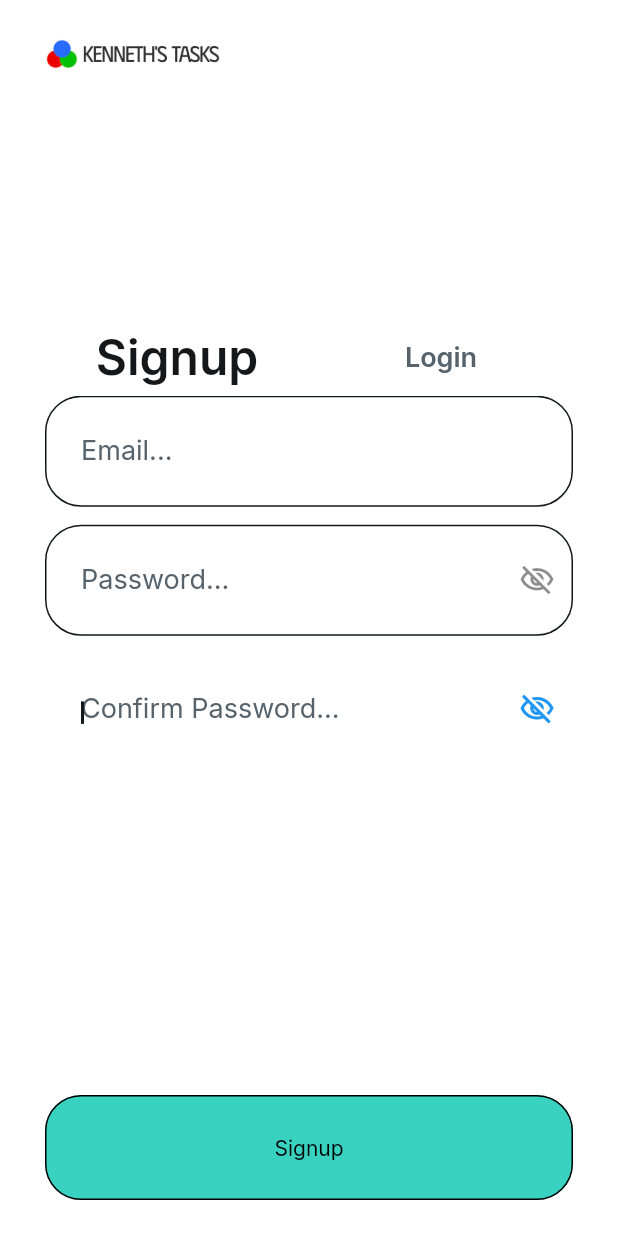
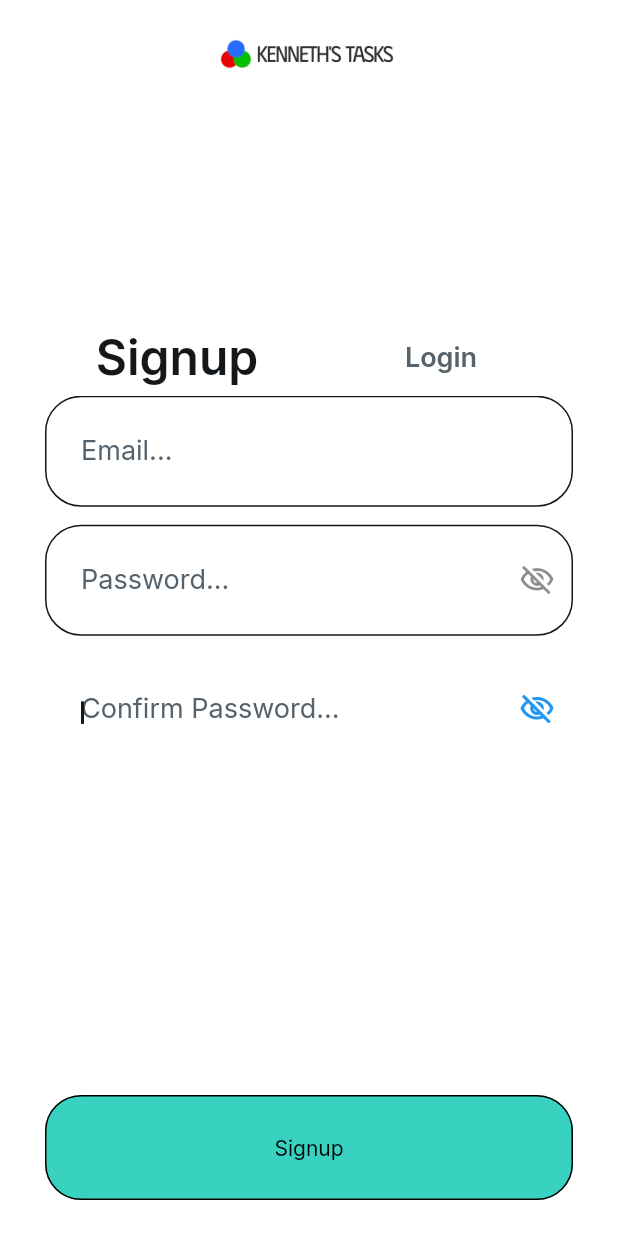
Before and after one commit to kennethavendano/TodoApp-FlutterFlow, a Flutter app: the screen it shows after launch, on a phone screen of 412 x 824 dp. Run offline on Flutter 3.47's test engine with Material 3 defaults, Android fonts, the phone set to English and light mode, and no system bars; drawn by our look-alikes of auto_size_text; our stand-ins replace cloud_firestore, easy_debounce, file_picker, firebase_auth, firebase_core, firebase_storage and 13 more; missing offline and left inert: json_path, mime_type; accounts and stored records are empty.

Commit message:
Updated logo location

```diff
--- a/lib/login/login_widget.dart
+++ b/lib/login/login_widget.dart
@@ -88,12 +88,15 @@ class _LoginWidgetState extends State<LoginWidget>
                   mainAxisAlignment: MainAxisAlignment.spaceBetween,
                   crossAxisAlignment: CrossAxisAlignment.start,
                   children: [
-                    ClipRRect(
-                      borderRadius: BorderRadius.circular(8.0),
-                      child: Image.asset(
-                        'assets/images/Screenshot_2025-10-02_at_1.44.21_PM.png',
-                        width: 120.0,
-                        fit: BoxFit.contain,
+                    Align(
+                      alignment: AlignmentDirectional(0.0, -1.0),
+                      child: ClipRRect(
+                        borderRadius: BorderRadius.circular(8.0),
+                        child: Image.asset(
+                          'assets/images/Screenshot_2025-10-02_at_1.44.21_PM.png',
+                          width: 120.0,
+                          fit: BoxFit.contain,
+                        ),
                       ),
                     ),
                     Container(
```
